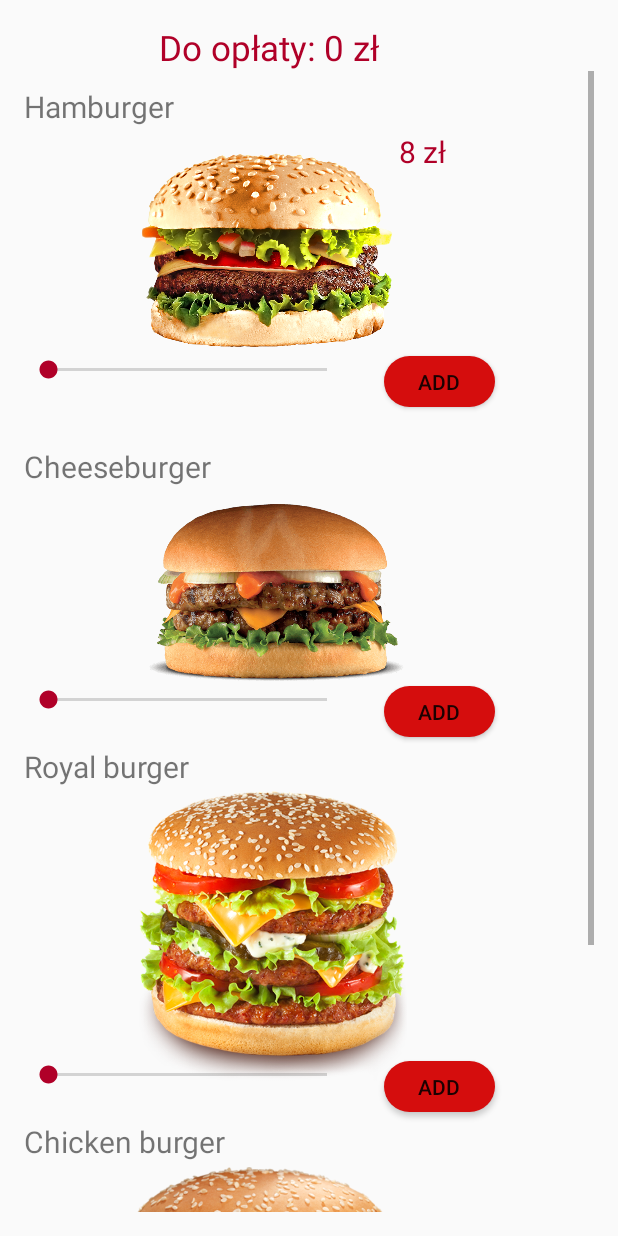
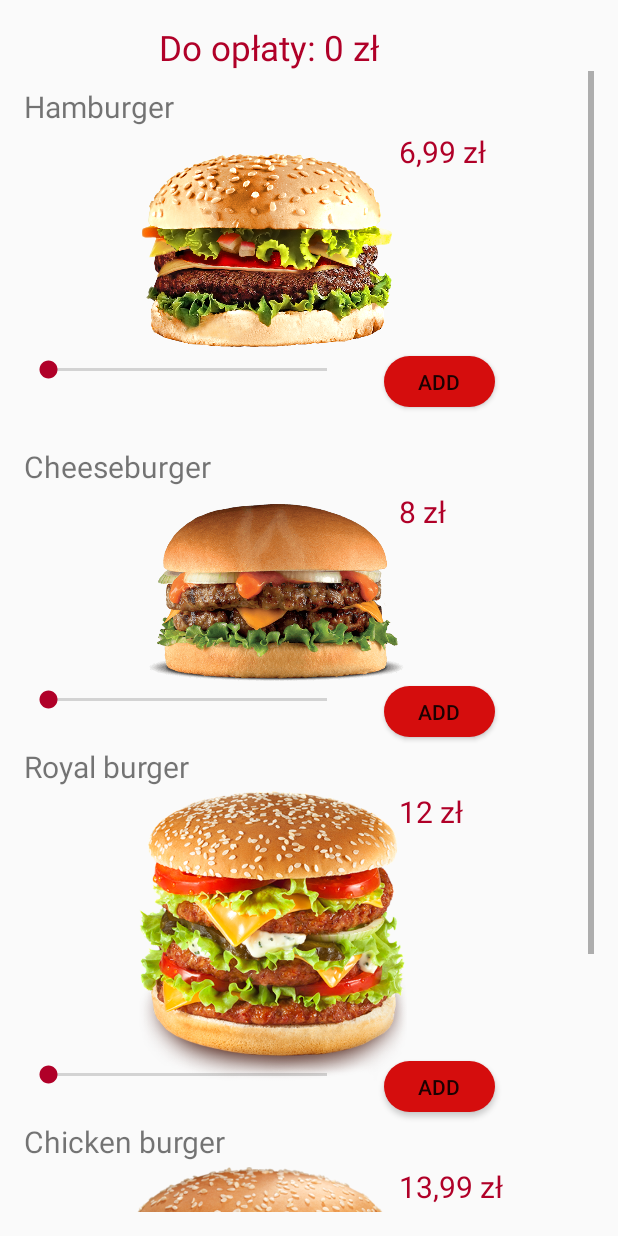
Before and after one commit to Den575/Android-aplikacja, an Android app: the Zamowienie screen opened directly, with no data from a screen before it, on a phone screen of 412 x 824 dp. Run offline under Robolectric (Android 15) with nearby library versions, the phone set to English and light mode, and no system bars.

Commit message:
new xml napoje

```diff
--- a/app/src/main/java/ng/com/obkm/bottomnavviewwithfragments/Zamowienie.java
+++ b/app/src/main/java/ng/com/obkm/bottomnavviewwithfragments/Zamowienie.java
@@ -1,5 +1,6 @@
 package ng.com.obkm.bottomnavviewwithfragments;
 
+import android.content.Intent;
 import android.support.v7.app.AppCompatActivity;
 import android.os.Bundle;
 import android.view.View;
@@ -10,13 +11,13 @@ import android.widget.TextView;
 public class Zamowienie extends AppCompatActivity implements View.OnClickListener {
 
     TextView tvhamburger, tvCena, tvCheeseburger, tvRB, tvCB;
-    Button btnHamburger, btnOrder, btnCheeseburger, btnRB, btnCB;
+    Button btnHamburger, btnOczysc, btnCheeseburger, btnRB, btnCB, btnNapoje;
     SeekBar sbHamburger, sbCheeseburger, sbRB, sbCB;
     int ilHamburger = 0;
     int ilCheeseburger = 0;
     int ilRB = 0;
     int ilCB = 0;
-    int cena =0;
+    double cena =0;
 
     @Override
     protected void onCreate(Bundle savedInstanceState) {
@@ -39,16 +40,18 @@ public class Zamowienie extends AppCompatActivity implements View.OnClickListene
         tvCena = (TextView) findViewById(R.id.cena);
 
         btnHamburger = (Button) findViewById(R.id.btnhumburger);
-        btnOrder = (Button) findViewById(R.id.btnOrder);
+        btnOczysc = (Button) findViewById(R.id.btnOczysc);
         btnCheeseburger = (Button) findViewById(R.id.btnCheeseburger);
         btnRB = (Button) findViewById(R.id.btnRB);
         btnCB = (Button) findViewById(R.id.btnCB);
+        btnNapoje = (Button) findViewById(R.id.btnNapoje);
 
         btnHamburger.setOnClickListener(this);
-        btnOrder.setOnClickListener(this);
+        btnOczysc.setOnClickListener(this);
         btnCheeseburger.setOnClickListener(this);
         btnRB.setOnClickListener(this);
         btnCB.setOnClickListener(this);
+        btnNapoje.setOnClickListener(this);
 
         sbCB.setOnSeekBarChangeListener(new SeekBar.OnSeekBarChangeListener() {
             @Override
@@ -129,19 +132,31 @@ public class Zamowienie extends AppCompatActivity implements View.OnClickListene
     public void onClick(View view) {
         switch (view.getId()){
             case R.id.btnhumburger:
-                cena+=ilHamburger;
+                cena+=(double) Math.round((ilHamburger*6.99)*100)/100;
                 tvCena.setText("Do opłaty: "+ String.valueOf(cena)+" zł");
                 break;
             case R.id.btnCheeseburger:
-                cena+=ilCheeseburger;
+                cena+=ilCheeseburger*8;
+                cena+=(double) Math.round((ilCheeseburger*8)*100)/100;
                 tvCena.setText("Do opłaty: "+ String.valueOf(cena)+" zł");
                 break;
             case R.id.btnRB:
-                cena+=ilRB;
+                cena+=(double) Math.round((ilRB*12)*100)/100;
                 tvCena.setText("Do opłaty: "+ String.valueOf(cena)+" zł");
+                break;
             case R.id.btnCB:
-                cena+=ilCB;
+                cena+=(double) Math.round((ilCB*13.99)*100)/100;
                 tvCena.setText("Do opłaty: "+ String.valueOf(cena)+" zł");
+                break;
+            case R.id.btnOczysc:
+                cena=0;
+                tvCena.setText("Do opłaty: "+ String.valueOf(cena)+" zł");
+                break;
+            case R.id.btnNapoje:
+                Intent intent;
+                intent = new Intent("android.intent.action.Napoje");
+                startActivity(intent);
+
         }
     }
 }
--- a/app/src/main/res/layout/activity_zamowienie.xml
+++ b/app/src/main/res/layout/activity_zamowienie.xml
@@ -40,10 +40,10 @@
 
             <TextView
                 android:layout_width="188dp"
-                android:layout_height="55dp"
+                android:layout_height="wrap_content"
                 android:layout_marginLeft="250dp"
                 android:layout_marginTop="40dp"
-                android:text="8 zł"
+                android:text="6,99 zł"
                 android:textColor="@color/colorPrimary"
                 android:textSize="20dp" />
 
@@ -77,6 +77,14 @@
                 android:layout_marginTop="250dp"
                 android:textSize="20dp"
                 android:id="@+id/tvCheeseburger"/>
+            <TextView
+                android:layout_width="188dp"
+                android:layout_height="wrap_content"
+                android:layout_marginLeft="250dp"
+                android:layout_marginTop="280dp"
+                android:text="8 zł"
+                android:textColor="@color/colorPrimary"
+                android:textSize="20dp" />
 
             <ImageView
                 android:layout_width="220dp"
@@ -108,6 +116,14 @@
                 android:layout_marginTop="450dp"
                 android:textSize="20dp"
                 android:id="@+id/tvRB"/>
+            <TextView
+                android:layout_width="188dp"
+                android:layout_height="wrap_content"
+                android:layout_marginLeft="250dp"
+                android:layout_marginTop="480dp"
+                android:text="12 zł"
+                android:textColor="@color/colorPrimary"
+                android:textSize="20dp" />
 
             <ImageView
                 android:layout_width="220dp"
@@ -138,6 +154,14 @@
                 android:layout_marginTop="700dp"
                 android:textSize="20dp"
                 android:id="@+id/tvCB"/>
+            <TextView
+                android:layout_width="188dp"
+                android:layout_height="wrap_content"
+                android:layout_marginLeft="250dp"
+                android:layout_marginTop="730dp"
+                android:text="13,99 zł"
+                android:textColor="@color/colorPrimary"
+                android:textSize="20dp" />
 
             <ImageView
                 android:layout_width="220dp"
@@ -162,13 +186,22 @@
                 android:id="@+id/btnCB"/>
 
             <Button
-                android:id="@+id/btnOrder"
-                android:layout_width="wrap_content"
+                android:id="@+id/btnOczysc"
+                android:layout_width="123dp"
                 android:layout_height="33dp"
-                android:layout_marginLeft="110dp"
-                android:layout_marginTop="960dp"
+                android:layout_marginLeft="30dp"
+                android:layout_marginTop="950dp"
                 android:background="@drawable/button_round"
-                android:text="Order" />
+                android:text="Anuluj" />
+
+            <Button
+                android:id="@+id/btnNapoje"
+                android:layout_width="123dp"
+                android:layout_height="33dp"
+                android:layout_marginLeft="170dp"
+                android:layout_marginTop="950dp"
+                android:background="@drawable/button_round"
+                android:text="Dodać napoje" />
 
         </FrameLayout>
     </ScrollView>
```
Also changed, not shown: app/src/main/AndroidManifest.xml (+7 -0 lines), app/src/main/java/ng/com/obkm/bottomnavviewwithfragments/Napoje.java (added, +13 -0 lines), app/src/main/res/layout/activity_napoje.xml (added, +154 -0 lines), app/src/main/res/drawable/napoje1.png (added), app/src/main/res/drawable/napoje2.png (added), app/src/main/res/drawable/napoje3.png (added).
